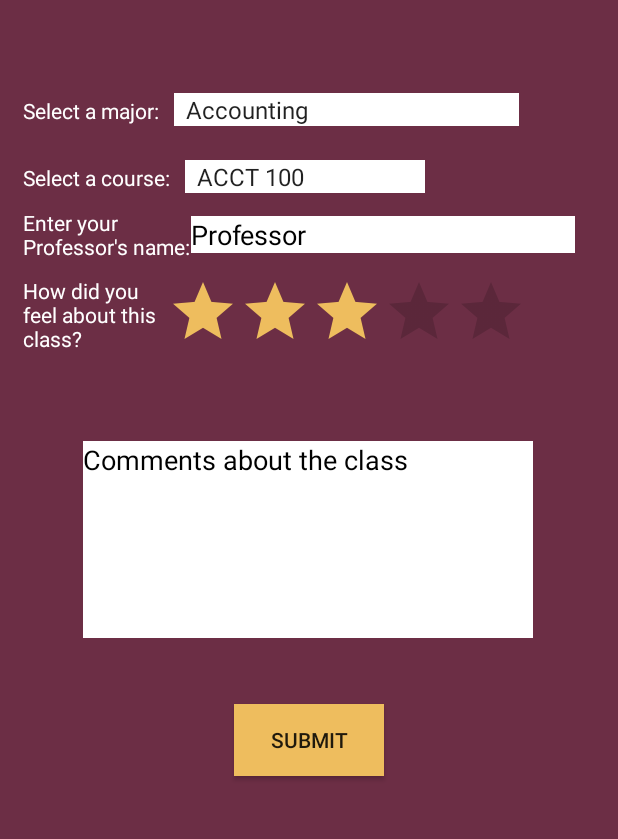
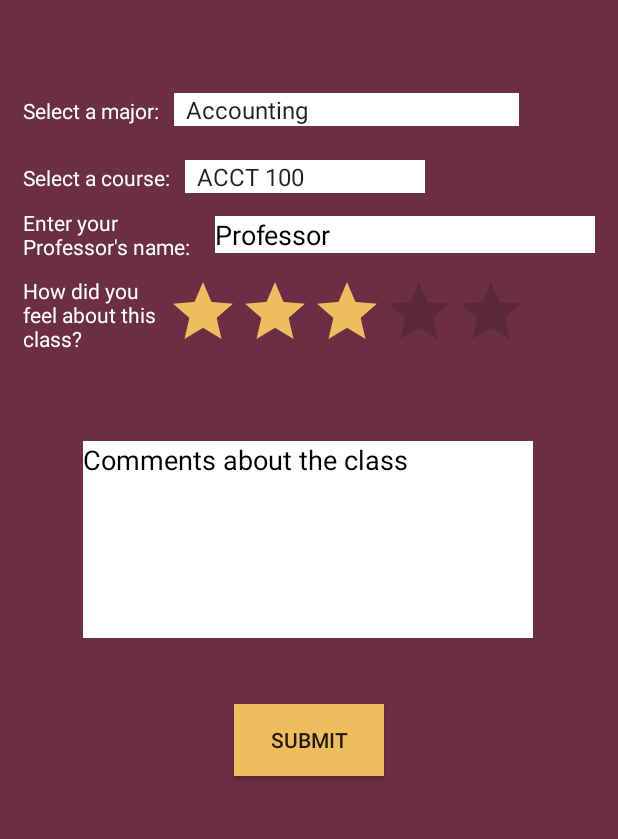
Before and after one commit to gianni-e/Rate-a-class, an Android app: the rateCourse screen opened directly, with no data from a screen before it, on a phone screen of 412 x 824 dp, the part 315-1154 px from its top. Run offline under Robolectric (Android 15) with nearby library versions, the phone set to English and light mode, and no system bars; network calls fail.

Commit message:
Update activity_rate_course.xml

```diff
--- a/app/src/main/res/layout/activity_rate_course.xml
+++ b/app/src/main/res/layout/activity_rate_course.xml
@@ -79,11 +79,12 @@
                 android:id="@+id/professorInput"
                 android:layout_width="wrap_content"
                 android:layout_height="wrap_content"
-                android:ems="7"
+                android:ems="8"
                 android:lines="2"
                 android:text="@string/professorInputString"
                 android:textColor="#FFFFFF"
                 android:layout_gravity="start"
+                android:paddingEnd="10dp"
                 />
 
             <EditText
```
